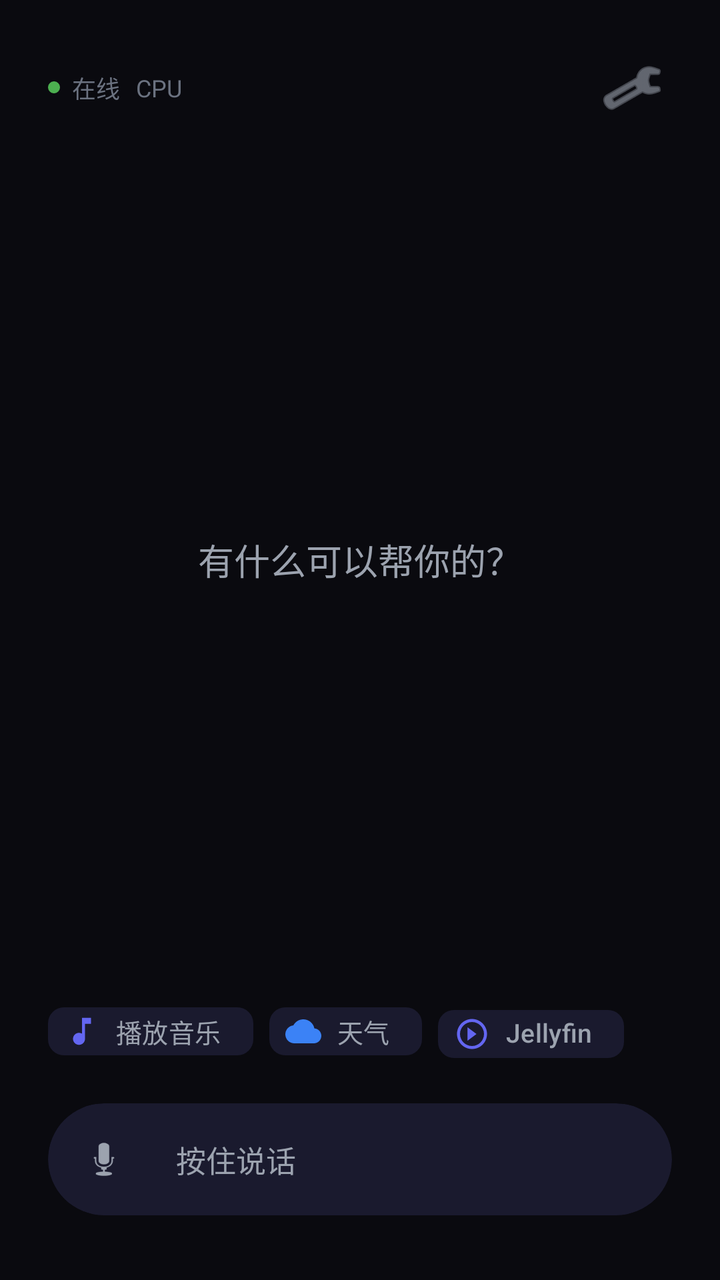
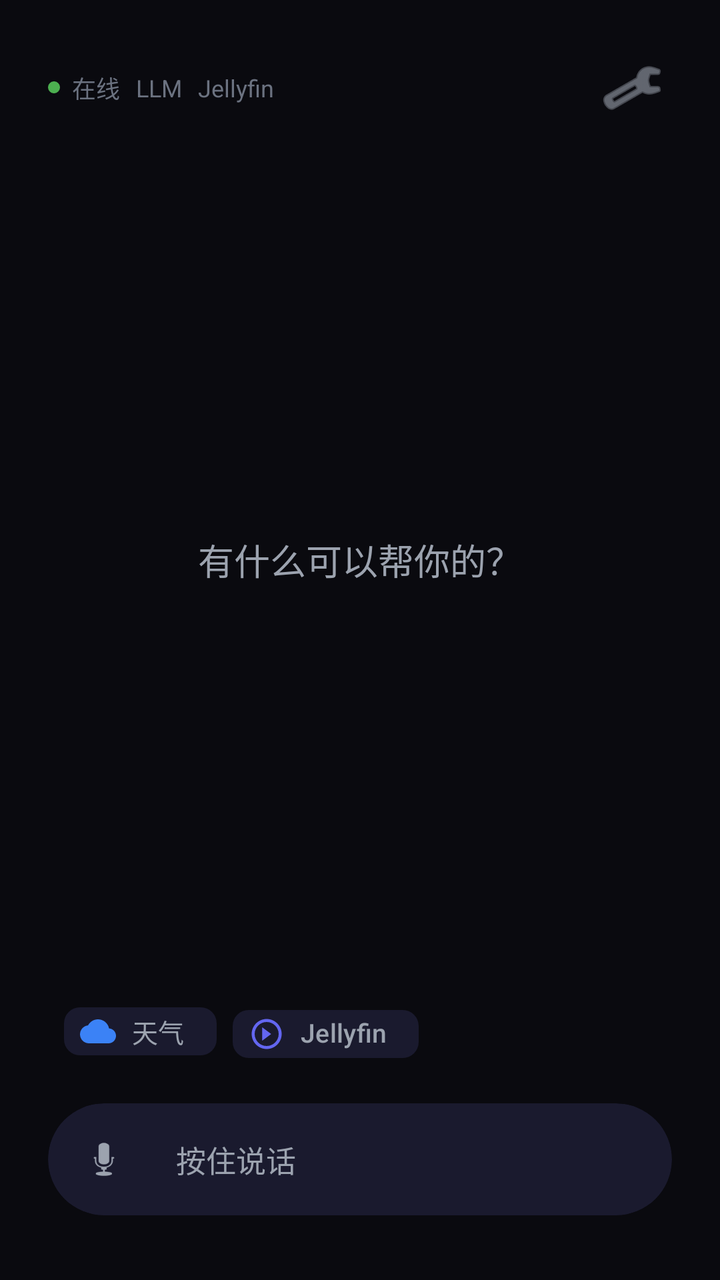

Two renders of the same Android screen: before a commit and after it. Below are the layout's source before the change and the commit's diff.
<!-- AndroidManifest.xml: application theme Theme.VoiceAssistant -->
<!-- res/layout/activity_main.xml -->
<?xml version="1.0" encoding="utf-8"?>
<FrameLayout
    xmlns:android="http://schemas.android.com/apk/res/android"
    xmlns:app="http://schemas.android.com/apk/res-auto"
    xmlns:tools="http://schemas.android.com/tools"
    android:layout_width="match_parent"
    android:layout_height="match_parent"
    android:background="@color/background"
    android:fitsSystemWindows="true">

    
    <LinearLayout
        android:layout_width="match_parent"
        android:layout_height="match_parent"
        android:orientation="vertical">

        
        <LinearLayout
            android:layout_width="match_parent"
            android:layout_height="wrap_content"
            android:layout_marginTop="24dp"
            android:layout_marginHorizontal="24dp"
            android:orientation="horizontal"
            android:gravity="center_vertical">

            <LinearLayout
                android:layout_width="0dp"
                android:layout_height="wrap_content"
                android:layout_weight="1"
                android:orientation="horizontal"
                android:gravity="center_vertical">

                <View
                    android:id="@+id/statusDot"
                    android:layout_width="6dp"
                    android:layout_height="6dp"
                    android:background="@drawable/circle_status_online" />

                <TextView
                    android:id="@+id/tvStatus"
                    android:layout_width="wrap_content"
                    android:layout_height="wrap_content"
                    android:layout_marginStart="6dp"
                    android:text="@string/status_online"
                    android:textColor="@color/text_tertiary"
                    android:textSize="12sp" />

                <TextView
                    android:id="@+id/tvProvider"
                    android:layout_width="wrap_content"
                    android:layout_height="wrap_content"
                    android:layout_marginStart="8dp"
                    android:text="CPU"
                    android:textColor="@color/text_tertiary"
                    android:textSize="12sp" />
            </LinearLayout>

            <ImageButton
                android:id="@+id/btnSettings"
                android:layout_width="40dp"
                android:layout_height="40dp"
                android:background="?attr/selectableItemBackgroundBorderless"
                android:src="@android:drawable/ic_menu_manage"
                android:contentDescription="@string/cd_settings"
                app:tint="@color/text_secondary" />
        </LinearLayout>

        
        <FrameLayout
            android:layout_width="match_parent"
            android:layout_height="0dp"
            android:layout_weight="1"
            android:paddingHorizontal="24dp">

            
            <TextView
                android:id="@+id/tvEmptyHint"
                android:layout_width="wrap_content"
                android:layout_height="wrap_content"
                android:layout_gravity="center"
                android:text="有什么可以帮你的？"
                android:textColor="@color/text_secondary"
                android:textSize="18sp"
                android:fontFamily="sans-serif-light" />

            
            <ScrollView
                android:id="@+id/conversationScroll"
                android:layout_width="match_parent"
                android:layout_height="match_parent"
                android:visibility="gone"
                android:scrollbars="none">

                <LinearLayout
                    android:id="@+id/conversationContainer"
                    android:layout_width="match_parent"
                    android:layout_height="wrap_content"
                    android:orientation="vertical"
                    android:paddingVertical="16dp">

                    

                </LinearLayout>
            </ScrollView>

            
            <com.google.android.material.card.MaterialCardView
                android:id="@+id/asrResultCard"
                android:layout_width="match_parent"
                android:layout_height="wrap_content"
                android:layout_gravity="bottom"
                android:layout_marginBottom="16dp"
                android:visibility="gone"
                android:layerType="software"
                app:cardBackgroundColor="@color/surface"
                app:cardCornerRadius="20dp"
                app:cardElevation="0dp"
                app:strokeWidth="0dp">

                <LinearLayout
                    android:layout_width="match_parent"
                    android:layout_height="wrap_content"
                    android:orientation="horizontal"
                    android:gravity="center_vertical"
                    android:padding="16dp">

                    
                    <View
                        android:id="@+id/asrPulseDot"
                        android:layout_width="8dp"
                        android:layout_height="8dp"
                        android:background="@drawable/circle_pulse" />

                    <TextView
                        android:id="@+id/tvAsrResult"
                        android:layout_width="0dp"
                        android:layout_height="wrap_content"
                        android:layout_weight="1"
                        android:layout_marginStart="12dp"
                        android:text=""
                        android:textColor="@color/text_primary"
                        android:textSize="16sp"
                        android:maxLines="3"
                        android:ellipsize="end" />

                </LinearLayout>
            </com.google.android.material.card.MaterialCardView>
        </FrameLayout>

        
        <LinearLayout
            android:layout_width="match_parent"
            android:layout_height="wrap_content"
            android:orientation="vertical"
            android:paddingHorizontal="24dp"
            android:paddingBottom="32dp">

            
            <HorizontalScrollView
                android:layout_width="match_parent"
                android:layout_height="wrap_content"
                android:layout_marginBottom="16dp"
                android:scrollbars="none">

                <LinearLayout
                    android:id="@+id/quickActionsContainer"
                    android:layout_width="wrap_content"
                    android:layout_height="wrap_content"
                    android:orientation="horizontal">

                    <com.google.android.material.chip.Chip
                        android:id="@+id/chipMusic"
                        android:layout_width="wrap_content"
                        android:layout_height="40dp"
                        android:text="播放音乐"
                        android:textColor="@color/text_secondary"
                        android:textSize="13sp"
                        app:chipBackgroundColor="@color/surface"
                        app:chipStrokeWidth="0dp"
                        app:chipIcon="@drawable/ic_music"
                        app:chipIconTint="@color/primary"
                        app:chipIconVisible="true" />

                    <com.google.android.material.chip.Chip
                        android:id="@+id/chipWeather"
                        android:layout_width="wrap_content"
                        android:layout_height="40dp"
                        android:layout_marginStart="8dp"
                        android:text="天气"
                        android:textColor="@color/text_secondary"
                        android:textSize="13sp"
                        app:chipBackgroundColor="@color/surface"
                        app:chipStrokeWidth="0dp"
                        app:chipIcon="@drawable/ic_weather"
                        app:chipIconTint="@color/info"
                        app:chipIconVisible="true" />

                    <com.google.android.material.chip.Chip
                        android:id="@+id/chipJellyfin"
                        android:layout_width="wrap_content"
                        android:layout_height="40dp"
                        android:layout_marginStart="8dp"
                        android:text="Jellyfin"
                        android:textColor="@color/text_secondary"
                        android:textSize="13sp"
                        app:chipBackgroundColor="@color/surface"
                        app:chipStrokeWidth="0dp"
                        app:chipIcon="@drawable/ic_remote_play"
                        app:chipIconTint="@color/primary"
                        app:chipIconVisible="true" />

                </LinearLayout>
            </HorizontalScrollView>

            
            <com.google.android.material.card.MaterialCardView
                android:id="@+id/voiceInputCard"
                android:layout_width="match_parent"
                android:layout_height="56dp"
                android:layerType="software"
                app:cardBackgroundColor="@color/surface"
                app:cardCornerRadius="28dp"
                app:cardElevation="0dp"
                app:strokeWidth="0dp">

                <LinearLayout
                    android:layout_width="match_parent"
                    android:layout_height="match_parent"
                    android:orientation="horizontal"
                    android:gravity="center_vertical">

                    
                    <FrameLayout
                        android:layout_width="48dp"
                        android:layout_height="48dp"
                        android:layout_marginStart="4dp">

                        
                        <ImageView
                            android:id="@+id/icMic"
                            android:layout_width="24dp"
                            android:layout_height="24dp"
                            android:layout_gravity="center"
                            android:src="@android:drawable/ic_btn_speak_now"
                            app:tint="@color/text_secondary" />

                        
                        <LinearLayout
                            android:id="@+id/waveformContainer"
                            android:layout_width="32dp"
                            android:layout_height="24dp"
                            android:layout_gravity="center"
                            android:orientation="horizontal"
                            android:gravity="center"
                            android:visibility="invisible">

                            <View
                                android:id="@+id/waveBar1"
                                android:layout_width="3dp"
                                android:layout_height="8dp"
                                android:background="@color/primary"
                                android:layout_marginHorizontal="1dp" />

                            <View
                                android:id="@+id/waveBar2"
                                android:layout_width="3dp"
                                android:layout_height="16dp"
                                android:background="@color/primary"
                                android:layout_marginHorizontal="1dp" />

                            <View
                                android:id="@+id/waveBar3"
                                android:layout_width="3dp"
                                android:layout_height="12dp"
                                android:background="@color/primary"
                                android:layout_marginHorizontal="1dp" />

                            <View
                                android:id="@+id/waveBar4"
                                android:layout_width="3dp"
                                android:layout_height="20dp"
                                android:background="@color/primary"
                                android:layout_marginHorizontal="1dp" />

                            <View
                                android:id="@+id/waveBar5"
                                android:layout_width="3dp"
                                android:layout_height="10dp"
                                android:background="@color/primary"
                                android:layout_marginHorizontal="1dp" />
                        </LinearLayout>

                        
                        <View
                            android:id="@+id/activeRing"
                            android:layout_width="40dp"
                            android:layout_height="40dp"
                            android:layout_gravity="center"
                            android:background="@drawable/circle_active_ring"
                            android:visibility="invisible" />
                    </FrameLayout>

                    
                    <TextView
                        android:id="@+id/tvInputState"
                        android:layout_width="0dp"
                        android:layout_height="wrap_content"
                        android:layout_weight="1"
                        android:layout_marginHorizontal="12dp"
                        android:text="按住说话"
                        android:textColor="@color/text_secondary"
                        android:textSize="15sp" />

                    
                    <ImageButton
                        android:id="@+id/btnInterrupt"
                        android:layout_width="40dp"
                        android:layout_height="40dp"
                        android:layout_marginEnd="8dp"
                        android:background="?attr/selectableItemBackgroundBorderless"
                        android:src="@android:drawable/ic_media_pause"
                        android:visibility="invisible"
                        android:contentDescription="打断"
                        app:tint="@color/text_secondary" />

                </LinearLayout>
            </com.google.android.material.card.MaterialCardView>

            
            <View
                android:id="@+id/voiceTouchArea"
                android:layout_width="match_parent"
                android:layout_height="56dp"
                android:layout_marginTop="-56dp"
                android:background="@android:color/transparent" />

        </LinearLayout>
    </LinearLayout>
</FrameLayout>
<!-- resources referenced by this layout -->
<resources>
  <color name="background">#FF0A0A0F</color>
  <color name="info">#FF3B82F6</color>
  <color name="primary">#FF6366F1</color>
  <color name="surface">#FF1A1A2E</color>
  <color name="text_primary">#FFFFFFFF</color>
  <color name="text_secondary">#FF9CA3AF</color>
  <color name="text_tertiary">#FF6B7280</color>
  <!-- drawable circle_active_ring (drawable) -->
  <?xml version="1.0" encoding="utf-8"?>
  <shape xmlns:android="http://schemas.android.com/apk/res/android"
      android:shape="ring"
      android:innerRadius="18dp"
      android:thickness="2dp"
      android:useLevel="false">
      <solid android:color="@color/success" />
  </shape>
  <!-- drawable circle_pulse (drawable) -->
  <?xml version="1.0" encoding="utf-8"?>
  <shape xmlns:android="http://schemas.android.com/apk/res/android"
      android:shape="oval">
      <solid android:color="@color/success" />
  </shape>
  <!-- drawable circle_status_online (drawable) -->
  <?xml version="1.0" encoding="utf-8"?>
  <shape xmlns:android="http://schemas.android.com/apk/res/android"
      android:shape="oval">
      <solid android:color="#4CAF50" />
      <size android:width="8dp" android:height="8dp" />
  </shape>
  <!-- drawable ic_music (drawable) -->
  <?xml version="1.0" encoding="utf-8"?>
  <vector xmlns:android="http://schemas.android.com/apk/res/android"
      android:width="24dp"
      android:height="24dp"
      android:viewportWidth="24"
      android:viewportHeight="24"
      android:tint="?attr/colorControlNormal">
      <path
          android:fillColor="@android:color/white"
          android:pathData="M12,3v10.55c-0.59,-0.34 -1.27,-0.55 -2,-0.55 -2.21,0 -4,1.79 -4,4s1.79,4 4,4 4,-1.79 4,-4V7h4V3h-6z"/>
  </vector>
  <!-- drawable ic_remote_play (drawable) -->
  <?xml version="1.0" encoding="utf-8"?>
  <vector xmlns:android="http://schemas.android.com/apk/res/android"
      android:width="24dp"
      android:height="24dp"
      android:viewportWidth="24"
      android:viewportHeight="24">
      
      <path
          android:fillColor="@color/primary"
          android:pathData="M12,2C6.48,2 2,6.48 2,12s4.48,10 10,10 10,-4.48 10,-10S17.52,2 12,2zM12,20c-4.41,0 -8,-3.59 -8,-8s3.59,-8 8,-8 8,3.59 8,8 -3.59,8 -8,8z"/>
      <path
          android:fillColor="@color/primary"
          android:pathData="M15,12l-6,4.5V7.5z"/>
  </vector>
  <!-- drawable ic_weather (drawable) -->
  <?xml version="1.0" encoding="utf-8"?>
  <vector xmlns:android="http://schemas.android.com/apk/res/android"
      android:width="24dp"
      android:height="24dp"
      android:viewportWidth="24"
      android:viewportHeight="24"
      android:tint="?attr/colorControlNormal">
      <path
          android:fillColor="@android:color/white"
          android:pathData="M19.35,10.04C18.67,6.59 15.64,4 12,4 9.11,4 6.6,5.64 5.35,8.04 2.34,8.36 0,10.91 0,14c0,3.31 2.69,6 6,6h13c2.76,0 5,-2.24 5,-5 0,-2.64 -2.05,-4.78 -4.65,-4.96z"/>
  </vector>
  <string name="cd_settings">设置</string>
  <string name="status_online">在线</string>
  <color name="success">#FF10B981</color>
  <color name="primary_variant">#FF4F46E5</color>
  <color name="on_primary">#FFFFFFFF</color>
  <color name="secondary">#FF8B5CF6</color>
  <color name="secondary_variant">#FF7C3AED</color>
  <color name="on_secondary">#FFFFFFFF</color>
  <color name="surface_elevated">#FF252542</color>
  <!-- unchanged entries left out for length: 1 -->
</resources>

<!-- the commit's change to res/layout/activity_main.xml (unified diff, before → after) -->
@@ -50,7 +50,23 @@
                     android:layout_width="wrap_content"
                     android:layout_height="wrap_content"
                     android:layout_marginStart="8dp"
-                    android:text="CPU"
+                    android:text="LLM"
+                    android:textColor="@color/text_tertiary"
+                    android:textSize="12sp" />
+
+                <View
+                    android:layout_width="4dp"
+                    android:layout_height="4dp"
+                    android:layout_marginHorizontal="6dp"
+                    android:background="@drawable/circle_status_online"
+                    android:visibility="gone" />
+
+                <TextView
+                    android:id="@+id/tvJellyfinStatus"
+                    android:layout_width="wrap_content"
+                    android:layout_height="wrap_content"
+                    android:layout_marginStart="8dp"
+                    android:text="Jellyfin"
                     android:textColor="@color/text_tertiary"
                     android:textSize="12sp" />
             </LinearLayout>
@@ -167,19 +183,6 @@
                     android:layout_width="wrap_content"
                     android:layout_height="wrap_content"
                     android:orientation="horizontal">
-
-                    <com.google.android.material.chip.Chip
-                        android:id="@+id/chipMusic"
-                        android:layout_width="wrap_content"
-                        android:layout_height="40dp"
-                        android:text="播放音乐"
-                        android:textColor="@color/text_secondary"
-                        android:textSize="13sp"
-                        app:chipBackgroundColor="@color/surface"
-                        app:chipStrokeWidth="0dp"
-                        app:chipIcon="@drawable/ic_music"
-                        app:chipIconTint="@color/primary"
-                        app:chipIconVisible="true" />
 
                     <com.google.android.material.chip.Chip
                         android:id="@+id/chipWeather"
<!-- resource entries referenced after the edit -->
@@ -29,18 +29,6 @@
       <solid android:color="#4CAF50" />
       <size android:width="8dp" android:height="8dp" />
   </shape>
-  <!-- drawable ic_music (drawable) -->
-  <?xml version="1.0" encoding="utf-8"?>
-  <vector xmlns:android="http://schemas.android.com/apk/res/android"
-      android:width="24dp"
-      android:height="24dp"
-      android:viewportWidth="24"
-      android:viewportHeight="24"
-      android:tint="?attr/colorControlNormal">
-      <path
-          android:fillColor="@android:color/white"
-          android:pathData="M12,3v10.55c-0.59,-0.34 -1.27,-0.55 -2,-0.55 -2.21,0 -4,1.79 -4,4s1.79,4 4,4 4,-1.79 4,-4V7h4V3h-6z"/>
-  </vector>
   <!-- drawable ic_remote_play (drawable) -->
   <?xml version="1.0" encoding="utf-8"?>
   <vector xmlns:android="http://schemas.android.com/apk/res/android"
